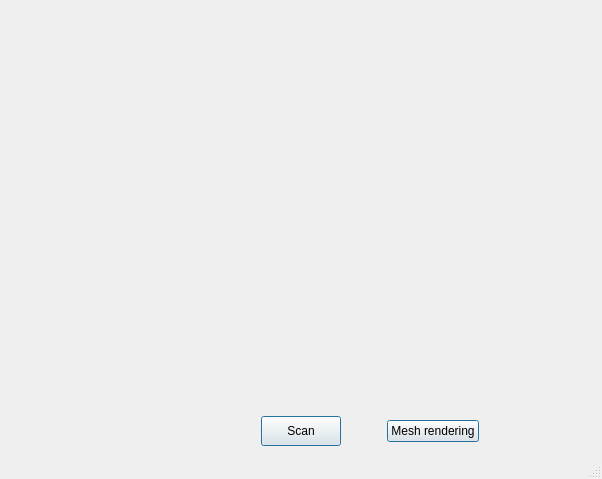
Qt form mainwindow.ui (puma3/Scanner3D) before a commit.
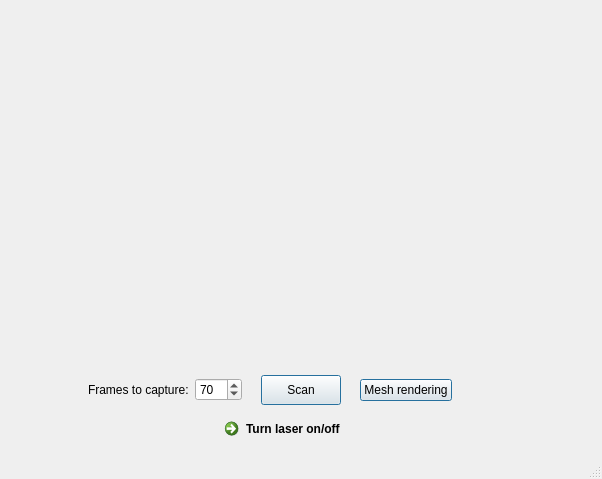
The same form after that commit. Icons and pictures are not drawn.

```diff
--- a/mainwindow.ui
+++ b/mainwindow.ui
@@ -15,10 +15,25 @@
   </property>
   <widget class="QWidget" name="centralWidget">
    <layout class="QGridLayout" name="gridLayout">
-    <item row="1" column="1">
+    <item row="0" column="0">
+     <widget class="QLabel" name="camera">
+      <property name="autoFillBackground">
+       <bool>true</bool>
+      </property>
+      <property name="text">
+       <string>&lt;webcam&gt;</string>
+      </property>
+      <property name="alignment">
+       <set>Qt::AlignCenter</set>
+      </property>
+     </widget>
+    </item>
+    <item row="1" column="0">
      <layout class="QHBoxLayout" name="horizontalLayout">
       <item>
-       <spacer name="horizontalSpacer">
+       <layout class="QHBoxLayout" name="horizontalLayout_4">
+        <item>
+         <spacer name="horizontalSpacer_8">
         <property name="orientation">
          <enum>Qt::Horizontal</enum>
         </property>
@@ -29,6 +44,41 @@
          </size>
         </property>
        </spacer>
+        </item>
+        <item>
+         <widget class="QLabel" name="label">
+          <property name="text">
+           <string>Frames to capture:</string>
+          </property>
+         </widget>
+        </item>
+        <item>
+         <widget class="QSpinBox" name="spinBox">
+          <property name="maximum">
+           <number>300</number>
+          </property>
+          <property name="value">
+           <number>70</number>
+          </property>
+         </widget>
+        </item>
+        <item>
+         <spacer name="horizontalSpacer_7">
+          <property name="orientation">
+           <enum>Qt::Horizontal</enum>
+          </property>
+          <property name="sizeType">
+           <enum>QSizePolicy::Minimum</enum>
+          </property>
+          <property name="sizeHint" stdset="0">
+           <size>
+            <width>13</width>
+            <height>20</height>
+           </size>
+          </property>
+         </spacer>
+        </item>
+       </layout>
       </item>
       <item>
        <widget class="QPushButton" name="pushButton">
@@ -65,7 +115,7 @@
           </property>
           <property name="sizeHint" stdset="0">
            <size>
-            <width>40</width>
+            <width>13</width>
             <height>20</height>
            </size>
           </property>
@@ -114,15 +164,48 @@
       </item>
      </layout>
     </item>
-    <item row="0" column="0" colspan="2">
-     <widget class="QLabel" name="camera">
-      <property name="autoFillBackground">
-       <bool>true</bool>
+    <item row="2" column="0">
+     <layout class="QHBoxLayout" name="horizontalLayout_3">
+      <item>
+       <spacer name="horizontalSpacer_5">
+        <property name="orientation">
+         <enum>Qt::Horizontal</enum>
+        </property>
+        <property name="sizeHint" stdset="0">
+         <size>
+          <width>40</width>
+          <height>20</height>
+         </size>
+        </property>
+       </spacer>
+      </item>
+      <item>
+       <widget class="QCommandLinkButton" name="commandLinkButton">
+        <property name="maximumSize">
+         <size>
+          <width>16777215</width>
+          <height>35</height>
+         </size>
       </property>
       <property name="text">
-       <string/>
-      </property>
-     </widget>
+         <string>Turn laser on/off</string>
+        </property>
+       </widget>
+      </item>
+      <item>
+       <spacer name="horizontalSpacer_6">
+        <property name="orientation">
+         <enum>Qt::Horizontal</enum>
+        </property>
+        <property name="sizeHint" stdset="0">
+         <size>
+          <width>40</width>
+          <height>20</height>
+         </size>
+        </property>
+       </spacer>
+      </item>
+     </layout>
     </item>
    </layout>
   </widget>
```
Lines whose indentation alone changed are shown as unchanged.
